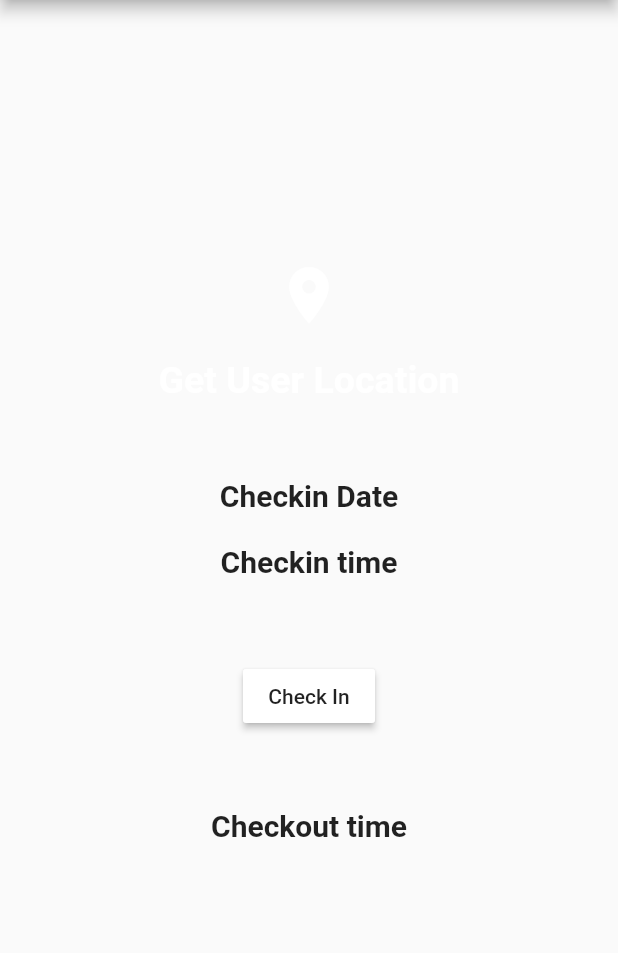
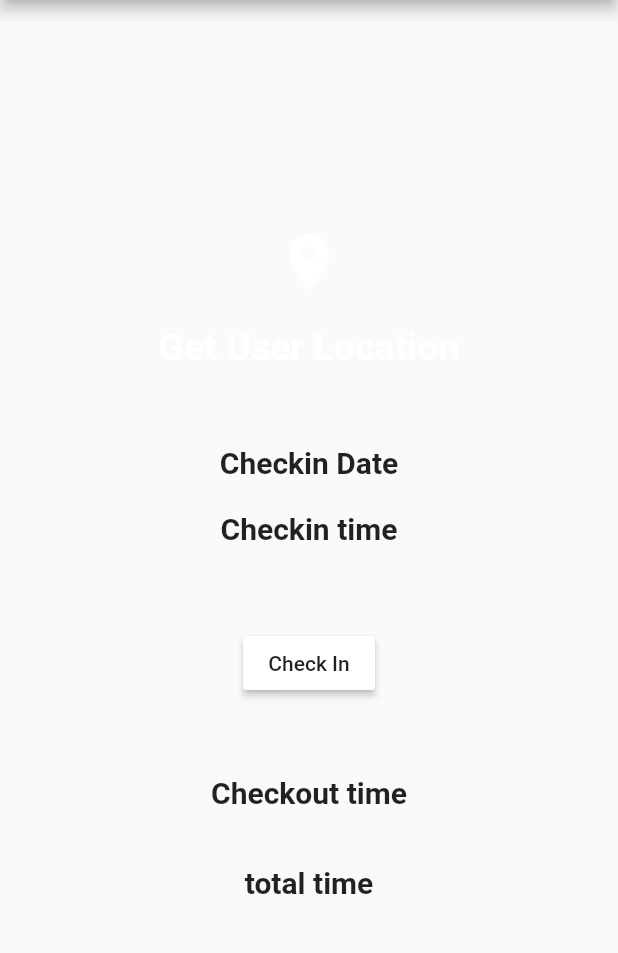
Before and after one commit to renuvkelkar/firebase_geolocator, a Flutter app: the screen it shows after launch, on a phone screen of 412 x 824 dp, the part 84-1037 px from its top. Run offline on Flutter 3.47's test engine with Material 2 defaults, Android fonts, the phone set to English and light mode, and no system bars; our stand-ins replace geolocator; missing offline and left inert: geocoder.

Commit message:
updated with total time

```diff
--- a/lib/pages/homepage.dart
+++ b/lib/pages/homepage.dart
@@ -19,8 +19,11 @@ class _HomePageState extends State<HomePage> {
   var checkinAddress = '';
   var checkOutAddress = '';
   var checkinDateMeg = '';
+  var totalTimeMsg ='';
 
   var CheckintimeMessage = '';
+  String ckin;
+  String ckout;
   String latitude;
   String longitude;
   Position _position;
@@ -98,12 +101,14 @@ class _HomePageState extends State<HomePage> {
       var checkinDate = DateFormat("dd/MM/yyyy",).format(DateTime.now());
       var checkInTime =  DateFormat("hh:mm").format(DateTime.now());
       setState(() {
+        ckin = checkInTime.toString();
         locationMessage =
         "Latitude: ${coordinates.latitude} and Longitude: ${coordinates
             .longitude}";
         checkinAddress =
         "Address from Coordinates1 : ${address?.addressLine ?? '-'}";
         CheckintimeMessage = "check in time: $checkInTime ";
+
         checkinDateMeg = "check in time: $checkinDate ";
         isCheckin = true;
         statusMessage = "you ..... checked in";
@@ -117,17 +122,29 @@ class _HomePageState extends State<HomePage> {
 
 
   doCheckOut() async{
+
+
     statusMessage = "";
     Coordinates coordinates = await getCoordinates();
     Address address = await convertCoordinatesToAddress(coordinates);
     var checkInTime =  DateFormat("hh:mm").format(DateTime.now());
+    ckout = checkInTime.toString();
+    var total;
+
+    var format = DateFormat("HH:mm");
+    var one = format.parse(ckin);
+    var two = format.parse(ckout);
+
     //TODO: CHECKOUT LOGIC
     setState(() {
+      print("${two.difference(one).inMinutes}"); // prints 7:40
+
       checkputLocationMessage =
       "Latitude: ${coordinates.latitude} and Longitude: ${coordinates
           .longitude}";
       checkOutAddress =
       "Address from Coordinates1 : ${address?.addressLine ?? '-'}";
+      totalTimeMsg = "${two.difference(one).inMinutes}";
 
       CheckOuttimeMessage = "check in time: $checkInTime ";
       statusMessage="Checked Out";
@@ -229,6 +246,13 @@ class _HomePageState extends State<HomePage> {
               fontSize: 20, fontWeight: FontWeight.bold,)),
             Text(CheckOuttimeMessage),
             Text(checkOutAddress),
+            SizedBox(
+              height: 05.0,
+            ),
+            Text("total time", style: TextStyle(
+              fontSize: 20, fontWeight: FontWeight.bold,)),
+
+            Text(totalTimeMsg)
 
 
             // FlatButton(
```
